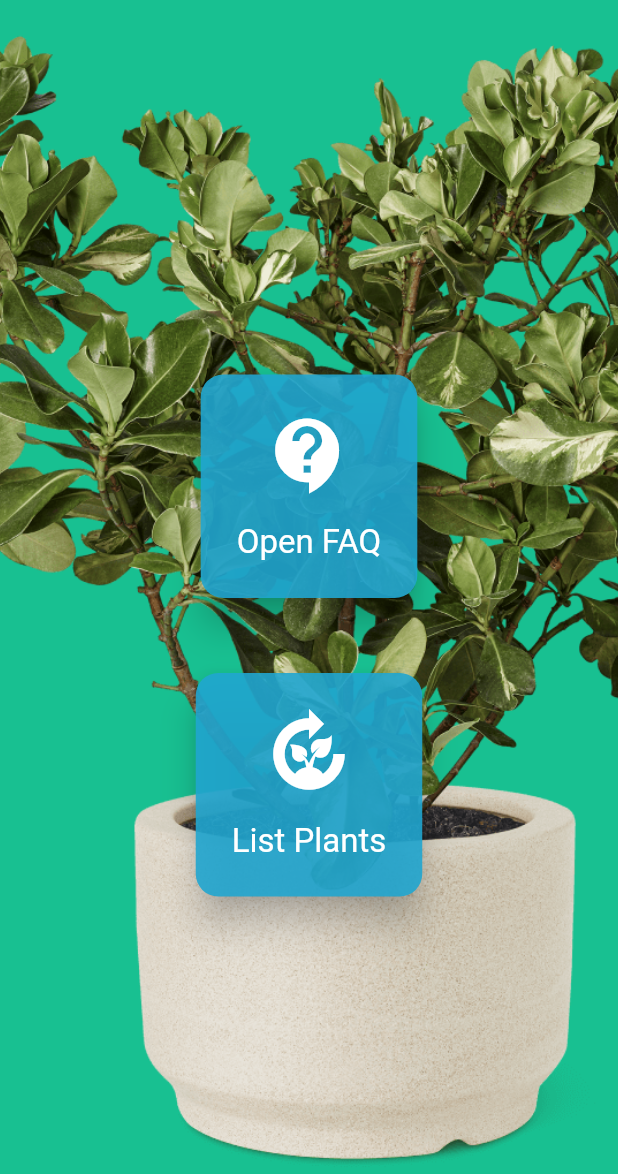
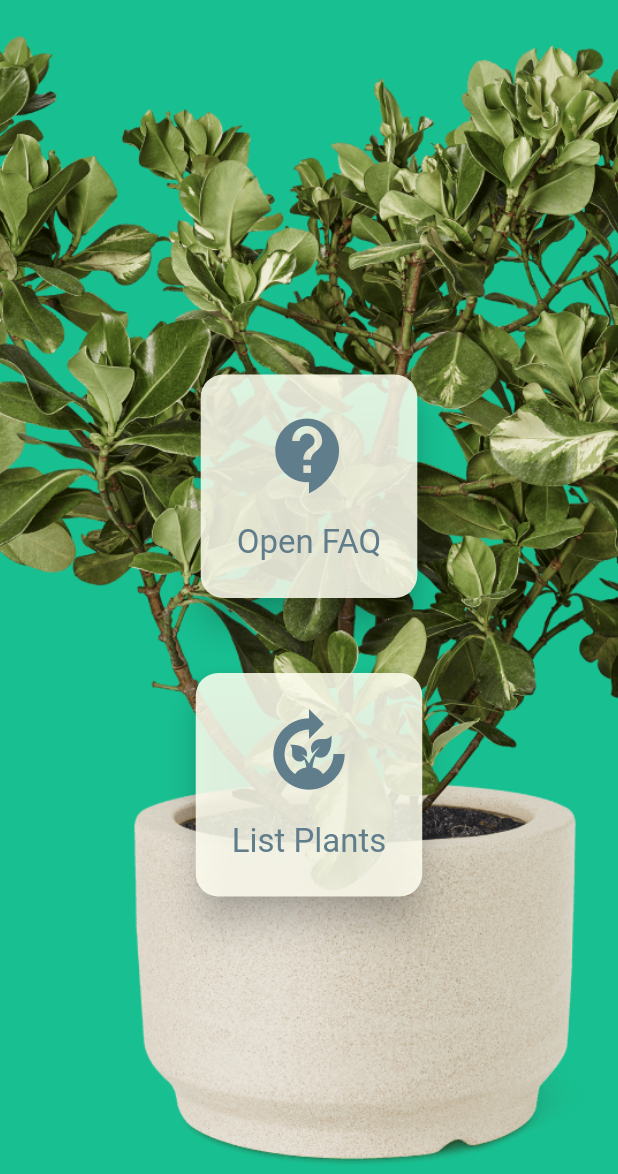
Before and after one commit to thiago-you/green-list-flutter, a Flutter app: the screen it shows after launch, on a phone screen of 412 x 824 dp, the part 62-1236 px from its top. Run offline on Flutter 3.47's test engine with Material 3 defaults, Android fonts, the phone set to English and light mode, and no system bars.

Commit message:
update layout

```diff
--- a/lib/components/route_button.dart
+++ b/lib/components/route_button.dart
@@ -33,7 +33,7 @@ class RouteButton extends StatelessWidget {
                   shape: RoundedRectangleBorder(
                     borderRadius: BorderRadius.circular(15),
                   ),
-                  backgroundColor: const Color(0xe520a6d0),
+                  backgroundColor: const Color(0xdafffff0),
                   padding: const EdgeInsets.all(24.0),
                   textStyle: const TextStyle(fontSize: 22.0)
               ),
@@ -43,14 +43,14 @@ class RouteButton extends StatelessWidget {
                     margin: const EdgeInsets.only(bottom: 15.0),
                     child: Icon(
                       type == PageType.faq ? Icons.contact_support : Icons.compost_sharp,
-                      color: Colors.white,
+                      color: Colors.blueGrey,
                       size: 60.0,
                     ),
                   ),
                   Text(
                     label,
                     style: const TextStyle(
-                      color: Colors.white,
+                      color: Colors.blueGrey,
                       fontSize: 22.0
                     ),
                   ),
```
